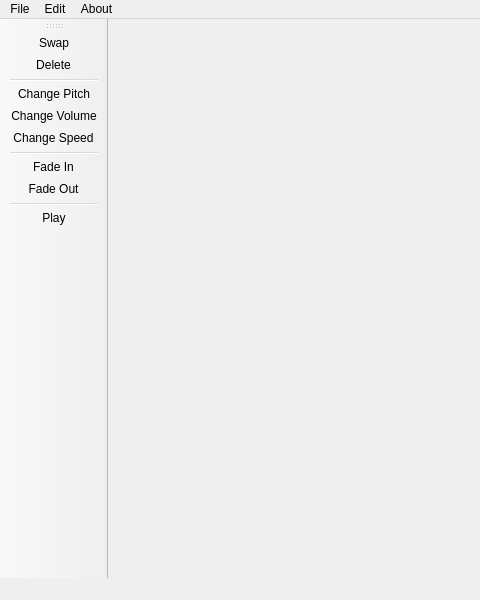
Before: the Qt Designer form audioeditor/ui/main_window.ui in Vl4d1sl0veZ4r1p0v/AudioEditor, drawn with Qt 5; both pictures show x 0 to 480 and y 0 to 600 of the 800 by 600 pixel window.
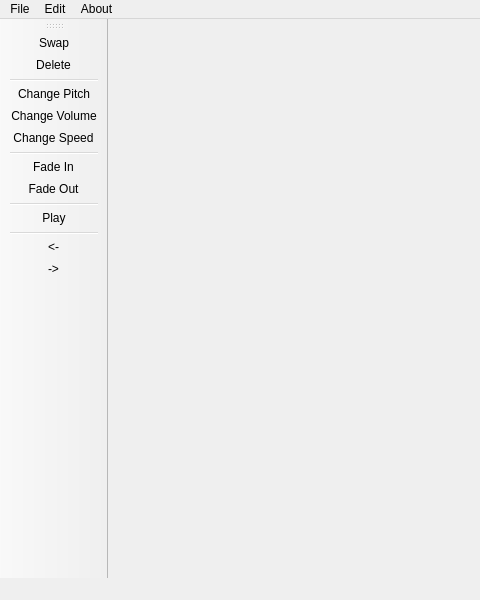
After: the same form once the commit is applied. Icons and pictures are not drawn.

Patch:
```diff
--- a/audioeditor/ui/main_window.ui
+++ b/audioeditor/ui/main_window.ui
@@ -81,6 +81,9 @@
    <addaction name="actionFade_Out"/>
    <addaction name="separator"/>
    <addaction name="actionPlay"/>
+   <addaction name="separator"/>
+   <addaction name="action_3"/>
+   <addaction name="action_2"/>
   </widget>
   <action name="action_New">
    <property name="icon">
@@ -173,6 +176,16 @@
     <string>Play</string>
    </property>
   </action>
+  <action name="action_2">
+   <property name="text">
+    <string>-&gt;</string>
+   </property>
+  </action>
+  <action name="action_3">
+   <property name="text">
+    <string>&lt;-</string>
+   </property>
+  </action>
  </widget>
  <resources/>
  <connections/>
```
Left out of the diff: 1 changed line with no effect on the pictures.
